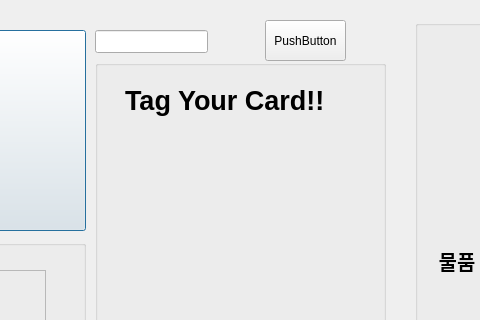
First picture: the form in src/rio_ui/rio_ui/ui/delivery_service.ui, repository addinedu-ros-4th/ros-repo-1, before the edit; both pictures show x 605 to 1085 and y 0 to 320 of the 1390 by 818 pixel window.
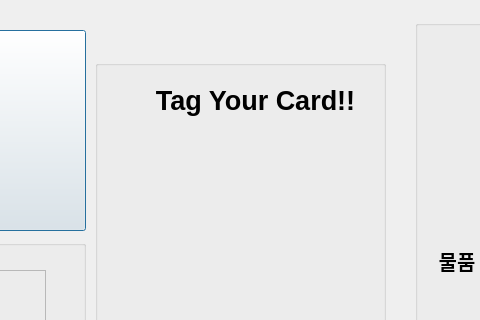
Second picture: the form after the edit. Icons and pictures are not drawn.

The edit to the form file:
```diff
--- a/src/rio_ui/rio_ui/ui/delivery_service.ui
+++ b/src/rio_ui/rio_ui/ui/delivery_service.ui
@@ -16,16 +16,6 @@
   <property name="styleSheet">
    <string notr="true"/>
   </property>
-  <widget class="QLineEdit" name="nameLine">
-   <property name="geometry">
-    <rect>
-     <x>700</x>
-     <y>30</y>
-     <width>113</width>
-     <height>23</height>
-    </rect>
-   </property>
-  </widget>
   <widget class="QPushButton" name="normalBtn">
    <property name="geometry">
     <rect>
@@ -607,19 +597,6 @@
     </property>
    </widget>
   </widget>
-  <widget class="QPushButton" name="testBtn">
-   <property name="geometry">
-    <rect>
-     <x>870</x>
-     <y>20</y>
-     <width>81</width>
-     <height>41</height>
-    </rect>
-   </property>
-   <property name="text">
-    <string>PushButton</string>
-   </property>
-  </widget>
   <widget class="QGroupBox" name="rfidGroup">
    <property name="geometry">
     <rect>
@@ -667,6 +644,9 @@
     <property name="text">
      <string>Tag Your Card!!</string>
     </property>
+    <property name="alignment">
+     <set>Qt::AlignCenter</set>
+    </property>
    </widget>
   </widget>
   <widget class="QGroupBox" name="noticeGroup">
```
